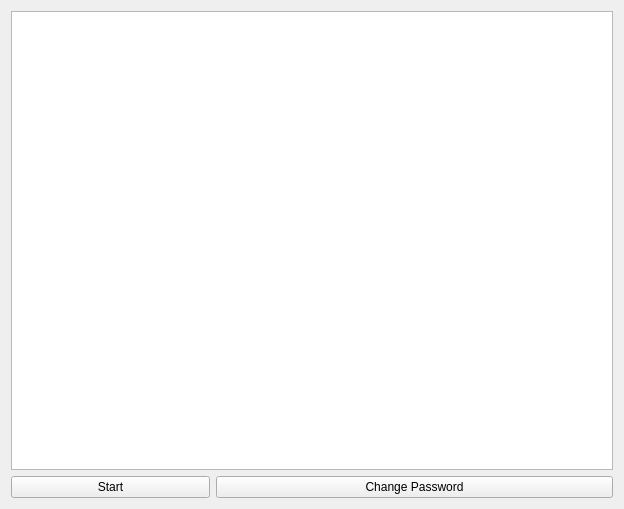
Before: the Qt Designer form gui/server.ui in ixmjk/BeeRAT, drawn with Qt 5.
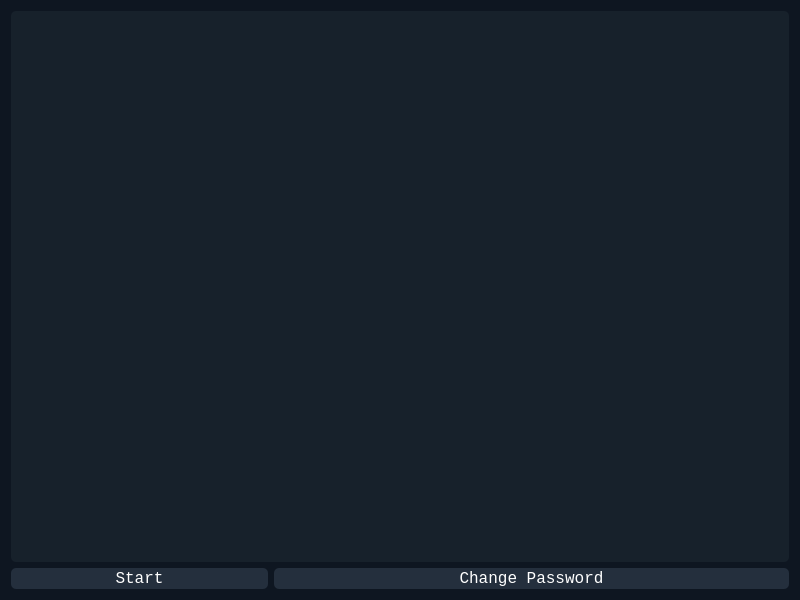
After: the same form once the commit is applied.

Commit message: feat: add server timeout and dark mode

Patch:
```diff
--- a/gui/server.ui
+++ b/gui/server.ui
@@ -6,26 +6,99 @@
    <rect>
     <x>0</x>
     <y>0</y>
-    <width>624</width>
-    <height>509</height>
+    <width>800</width>
+    <height>600</height>
    </rect>
   </property>
   <property name="windowTitle">
    <string>BeeRAT-Server</string>
   </property>
+  <property name="styleSheet">
+   <string notr="true">background-color: rgb(14, 22, 33);</string>
+  </property>
   <layout class="QGridLayout" name="gridLayout">
    <item row="1" column="1" colspan="2">
     <widget class="QPushButton" name="pb3">
+     <property name="font">
+      <font>
+       <family>Consolas</family>
+       <pointsize>12</pointsize>
+      </font>
+     </property>
+     <property name="styleSheet">
+      <string notr="true">QPushButton {
+	background-color: rgb(36, 47, 61);
+	color: rgb(255, 255, 255);
+	border-radius: 5px;
+	padding-top : 1px;
+	padding-bottom: 1px;
+	padding-left: 20px;
+	padding-right: 20px;
+}
+
+QPushButton:pressed {
+	background-color: rgb(23, 33, 43);
+}
+
+QPushButton:disabled {
+    background-color: rgb(23, 33, 43);
+}
+</string>
+     </property>
      <property name="text">
       <string>Change Password</string>
      </property>
     </widget>
    </item>
    <item row="0" column="0" colspan="3">
-    <widget class="QTextBrowser" name="tb"/>
+    <widget class="QTextBrowser" name="tb">
+     <property name="font">
+      <font>
+       <family>Consolas</family>
+       <pointsize>12</pointsize>
+      </font>
+     </property>
+     <property name="styleSheet">
+      <string notr="true">QTextBrowser {
+	background-color: rgb(23, 33, 43);
+	color: rgb(255, 255, 255);
+	border-radius: 5px;
+	padding-top : 5px;
+	padding-bottom: 5px;
+	padding-left: 5px;
+	padding-right: 5px;
+}</string>
+     </property>
+    </widget>
    </item>
    <item row="1" column="0">
     <widget class="QPushButton" name="pb1">
+     <property name="font">
+      <font>
+       <family>Consolas</family>
+       <pointsize>12</pointsize>
+      </font>
+     </property>
+     <property name="styleSheet">
+      <string notr="true">QPushButton {
+	background-color: rgb(36, 47, 61);
+	color: rgb(255, 255, 255);
+	border-radius: 5px;
+	padding-top : 1px;
+	padding-bottom: 1px;
+	padding-left: 20px;
+	padding-right: 20px;
+}
+
+QPushButton:pressed {
+	background-color: rgb(23, 33, 43);
+}
+
+QPushButton:disabled {
+    background-color: rgb(23, 33, 43);
+}
+</string>
+     </property>
      <property name="text">
       <string>Start</string>
      </property>
```
Left out of the diff: 6 changed lines with no effect on the pictures. The commit also changes 6 other files.
